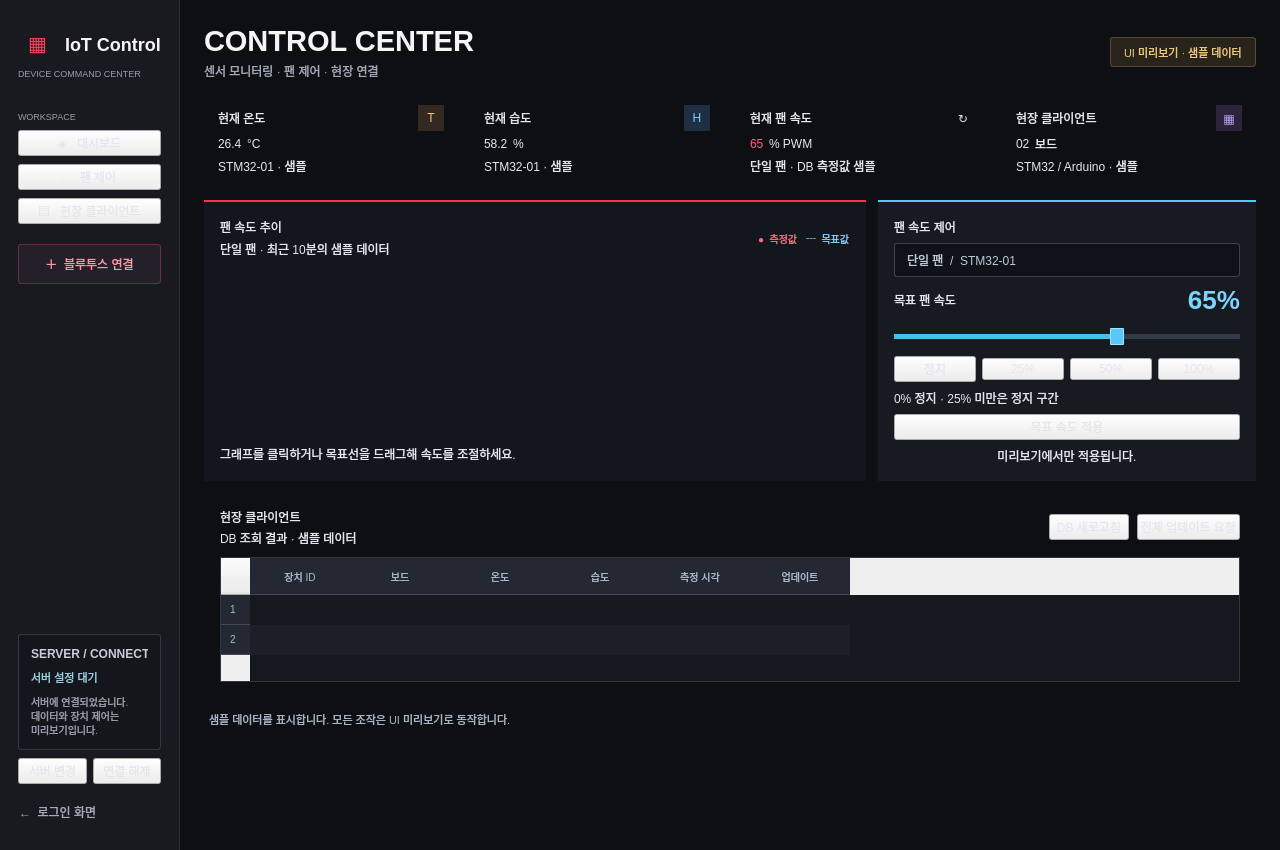
Before: the Qt Designer form PC/screens/Pdashboard.ui in Samana0104/IoTControl, drawn with Qt 5.
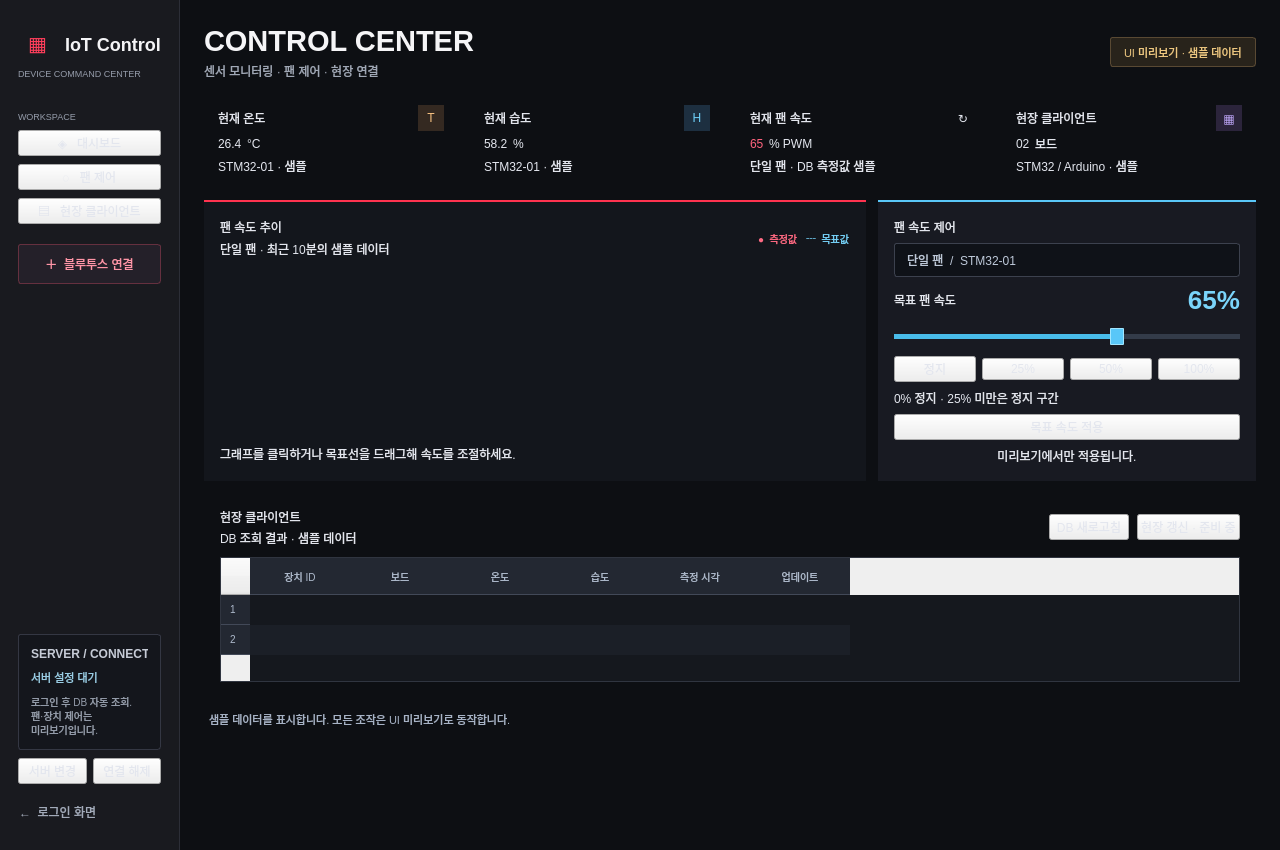
After: the same form once the commit is applied.

Commit message: [feat] dht 데이터 조회

Patch:
```diff
--- a/PC/screens/Pdashboard.ui
+++ b/PC/screens/Pdashboard.ui
@@ -329,8 +329,8 @@
          <item>
           <widget class="QLabel" name="sidebarPreviewNote">
            <property name="text">
-            <string>서버에 연결되었습니다.
-데이터와 장치 제어는
+            <string>로그인 후 DB 자동 조회.
+팬·장치 제어는
 미리보기입니다.</string>
            </property>
            <property name="wordWrap">
@@ -1512,7 +1512,10 @@
             <item>
              <widget class="QPushButton" name="requestAllButton">
               <property name="text">
-               <string>전체 업데이트 요청</string>
+               <string>현장 갱신 · 준비 중</string>
+              </property>
+              <property name="toolTip">
+               <string>현장 측정 갱신 요청은 서버 통신 규격 작업 중입니다. DB 새로고침은 서버에 저장된 값을 조회합니다.</string>
               </property>
               <property name="role" stdset="0">
                <string notr="true">secondary</string>
```
The commit also changes 27 other files.
